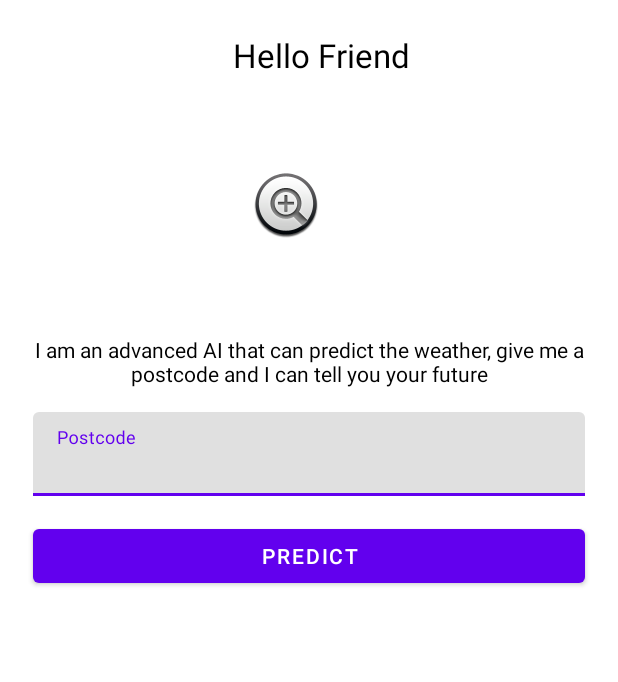
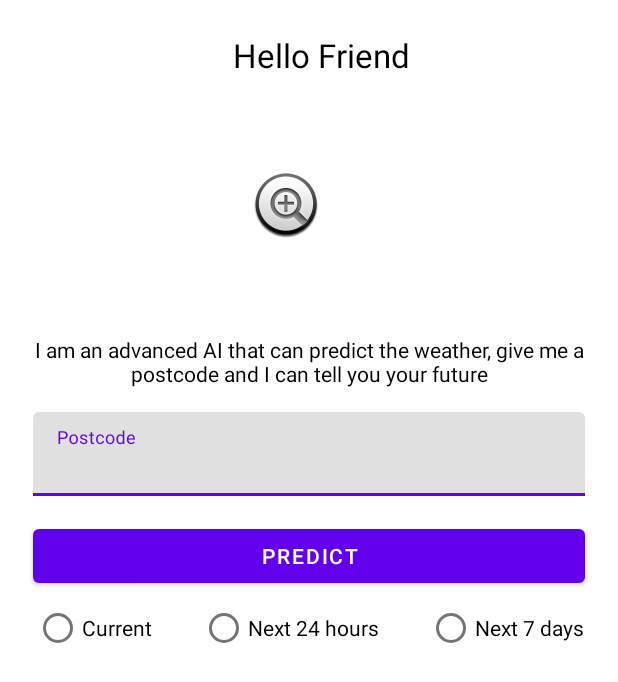
Before and after one commit to IulianIancu/MemeWeather, an Android app: the layout main_fragment.xml on its own in the app's theme, with its tools: preview values and no code run, on a phone screen of 412 x 824 dp. Shown: the top 682 px of the screen. Run offline under Robolectric (Android 15) with nearby library versions, the phone set to English and light mode, and no system bars.

Commit message:
Think of some way to display the data
You would think this would have come up earlier, but it's fairly straightforward to just make a recyclerview

```diff
--- a/app/src/main/java/com/iulian/iancu/memeweather/Constants.kt
+++ b/app/src/main/java/com/iulian/iancu/memeweather/Constants.kt
@@ -2,7 +2,7 @@ package com.iulian.iancu.memeweather
 
 const val API_KEY = "7d6ac8d7056f4b33772e8305c52f36e8"
 const val IMPOSSIBLE_ERROR_GIF = "https://media.giphy.com/media/xDoNbo6EFD3JS/giphy.gif?cid=ecf05e47qpgrj4mzz6y2xzklg41xc125yoda9fyb07s2q4l2&rid=giphy.gif&ct=g"
-const val UNKOWN_ERROR_GIF = "https://media.giphy.com/media/g01ZnwAUvutuK8GIQn/giphy.gif"
+const val UNKNOWN_ERROR_GIF = "https://media.giphy.com/media/g01ZnwAUvutuK8GIQn/giphy.gif"
 const val NO_CONNECTION_GIF = "https://media.giphy.com/media/UuTIijN6ih5kzV9nNI/giphy.gif?cid=ecf05e47z6iwszh6sghc2clc7loa93zonc5fp15hp6bfwsnt&rid=giphy.gif&ct=g"
 const val LOST_GIF = "https://media.giphy.com/media/3o7aCTPPm4OHfRLSH6/giphy.gif?cid=ecf05e47f2agiun6bl4r3xkn7qk9t5yel7a4xhq36oh78jkp&rid=giphy.gif&ct=g"
 const val HELLO_GIF = "https://media.giphy.com/media/ehTzFBjQEyh8lQAn8b/giphy.gif?cid=ecf05e47g3yik2nw144qf0er5pq4kkdj8glcloih56v2lvcf&rid=giphy.gif&ct=g"
--- a/app/src/main/java/com/iulian/iancu/memeweather/ui/main/MainViewModel.kt
+++ b/app/src/main/java/com/iulian/iancu/memeweather/ui/main/MainViewModel.kt
@@ -8,7 +8,7 @@ import androidx.lifecycle.ViewModel
 import com.iulian.iancu.memeweather.IMPOSSIBLE_ERROR_GIF
 import com.iulian.iancu.memeweather.LOST_GIF
 import com.iulian.iancu.memeweather.NO_CONNECTION_GIF
-import com.iulian.iancu.memeweather.UNKOWN_ERROR_GIF
+import com.iulian.iancu.memeweather.UNKNOWN_ERROR_GIF
 import com.iulian.iancu.memeweather.data.WeatherRepository
 import com.iulian.iancu.memeweather.data.WeatherResult
 import kotlinx.coroutines.*
@@ -22,7 +22,7 @@ class MainViewModel constructor(
 
     private var job: Job? = null
 
-    private val exceptionHandler = CoroutineExceptionHandler { _, throwable ->
+    private val exceptionHandler = CoroutineExceptionHandler { _, _ ->
         _state.postValue(_state.value?.copy(error = Error.Unknown))
     }
 
@@ -68,6 +68,6 @@ data class State(
 sealed class Error(val meme: String) {
     object Geocoder : Error(LOST_GIF)
     object Network : Error(NO_CONNECTION_GIF)
-    object Unknown : Error(UNKOWN_ERROR_GIF)
+    object Unknown : Error(UNKNOWN_ERROR_GIF)
     object Impossible : Error(IMPOSSIBLE_ERROR_GIF)
 }
--- a/app/src/main/res/layout/main_fragment.xml
+++ b/app/src/main/res/layout/main_fragment.xml
@@ -77,4 +77,53 @@
         app:layout_constraintStart_toStartOf="parent"
         app:layout_constraintTop_toBottomOf="@+id/postcode_wrapper" />
 
+    <androidx.constraintlayout.widget.Barrier
+        android:id="@+id/recycler_barrier"
+        android:layout_width="wrap_content"
+        android:layout_height="wrap_content"
+        app:barrierDirection="bottom"
+        app:constraint_referenced_ids="main_text,submit,postcode_wrapper" />
+
+    <RadioGroup
+        android:id="@+id/radio_group"
+        android:layout_width="match_parent"
+        android:layout_height="wrap_content"
+        android:gravity="center"
+        android:orientation="horizontal"
+        android:visibility="gone"
+        app:layout_constraintEnd_toEndOf="parent"
+        app:layout_constraintStart_toStartOf="parent"
+        app:layout_constraintTop_toBottomOf="@+id/recycler_barrier"
+        tools:visibility="visible">
+
+        <RadioButton
+            android:layout_width="wrap_content"
+            android:layout_height="wrap_content"
+            android:layout_marginHorizontal="@dimen/margin_medium"
+            android:text="@string/current" />
+
+        <RadioButton
+            android:layout_width="wrap_content"
+            android:layout_height="wrap_content"
+            android:layout_marginHorizontal="@dimen/margin_medium"
+            android:text="@string/next_24_hours" />
+
+        <RadioButton
+            android:layout_width="wrap_content"
+            android:layout_height="wrap_content"
+            android:layout_marginHorizontal="@dimen/margin_medium"
+            android:text="@string/next_7_days" />
+    </RadioGroup>
+
+    <androidx.recyclerview.widget.RecyclerView
+        android:id="@+id/weather_recycler"
+        android:layout_width="match_parent"
+        android:layout_height="0dp"
+        android:visibility="gone"
+        app:layout_constraintBottom_toBottomOf="parent"
+        app:layout_constraintEnd_toEndOf="parent"
+        app:layout_constraintStart_toStartOf="parent"
+        app:layout_constraintTop_toBottomOf="@+id/radio_group"
+        tools:visibility="visible" />
+
 </androidx.constraintlayout.widget.ConstraintLayout>
--- a/app/src/main/res/values/strings.xml
+++ b/app/src/main/res/values/strings.xml
@@ -9,4 +9,7 @@
     <string name="error_unknown">Something went wrong and I have no idea what</string>
     <string name="error_impossible">You shouldn\'t be able to see this error</string>
     <string name="postcode_error_message">Can\'t find that</string>
+    <string name="current">Current</string>
+    <string name="next_24_hours">Next 24 hours</string>
+    <string name="next_7_days">Next 7 days</string>
 </resources>
```
